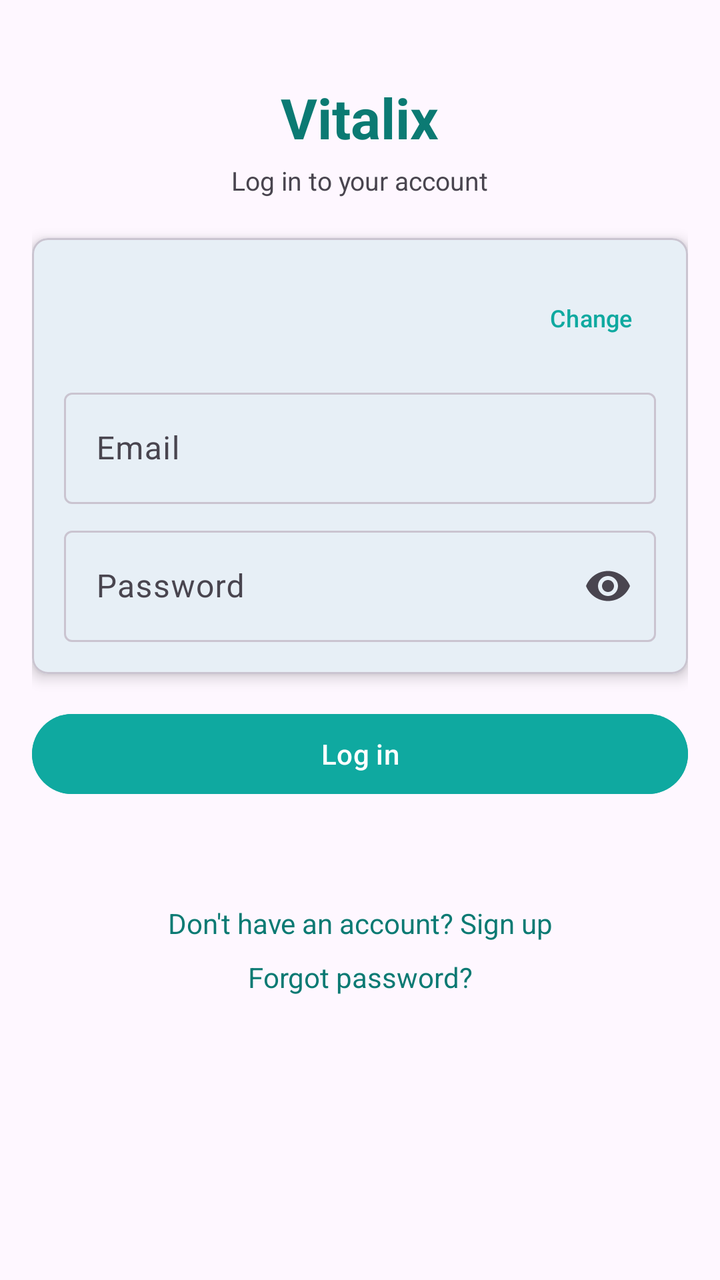
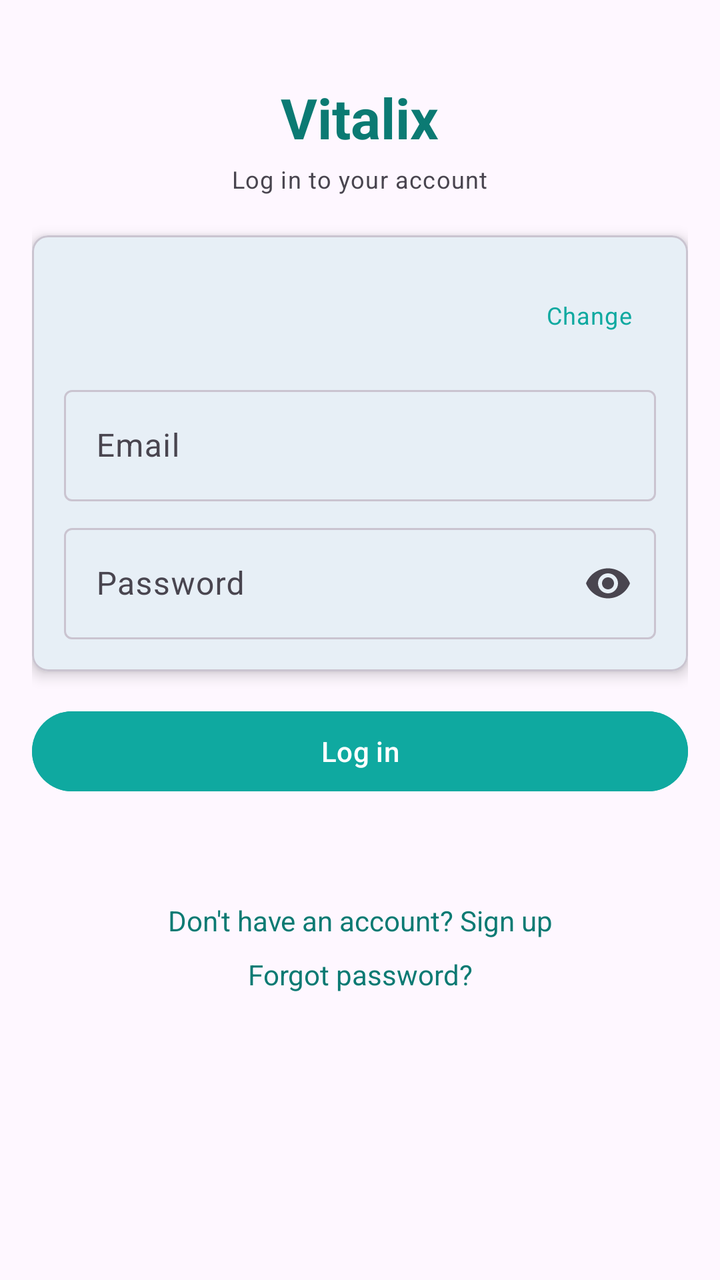

The first picture is an Android layout as it rendered before a commit; the second is the same layout after the commit. The layout source and the unified diff follow.
<!-- AndroidManifest.xml: activity theme Theme.Vitalix -->
<!-- res/layout/activity_login.xml -->
<?xml version="1.0" encoding="utf-8"?>
<ScrollView xmlns:android="http://schemas.android.com/apk/res/android"
    xmlns:app="http://schemas.android.com/apk/res-auto"
    android:layout_width="match_parent"
    android:layout_height="match_parent"
    android:padding="16dp">

    <LinearLayout
        android:layout_width="match_parent"
        android:layout_height="wrap_content"
        android:orientation="vertical">

        <TextView
            android:layout_width="wrap_content"
            android:layout_height="wrap_content"
            android:layout_gravity="center_horizontal"
            android:layout_marginTop="24dp"
            android:layout_marginBottom="4dp"
            android:text="Vitalix"
            android:textColor="@color/vital_teal_text"
            android:textSize="28sp"
            android:textStyle="bold" />

        <TextView
            android:layout_width="wrap_content"
            android:layout_height="wrap_content"
            android:layout_gravity="center_horizontal"
            android:layout_marginBottom="20dp"
            android:text="Log in to your account"
            android:textSize="13sp" />

        <com.google.android.material.card.MaterialCardView
            android:layout_width="match_parent"
            android:layout_height="wrap_content"
            android:layout_marginBottom="16dp"
            app:cardCornerRadius="8dp"
            app:cardElevation="4dp">

            <LinearLayout
                android:layout_width="match_parent"
                android:layout_height="wrap_content"
                android:orientation="vertical"
                android:padding="16dp">

                <LinearLayout
                    android:layout_width="match_parent"
                    android:layout_height="wrap_content"
                    android:layout_marginBottom="8dp"
                    android:gravity="center_vertical"
                    android:orientation="horizontal">

                    <TextView
                        android:id="@+id/txtServerUrl"
                        android:layout_width="0dp"
                        android:layout_height="wrap_content"
                        android:layout_weight="1"
                        android:ellipsize="middle"
                        android:singleLine="true"
                        android:textSize="12sp" />

                    <Button
                        android:id="@+id/btnChangeServerUrl"
                        style="?attr/borderlessButtonStyle"
                        android:layout_width="wrap_content"
                        android:layout_height="wrap_content"
                        android:minWidth="0dp"
                        android:text="Change"
                        android:textSize="12sp" />
                </LinearLayout>

                <com.google.android.material.textfield.TextInputLayout
                    style="@style/Widget.Material3.TextInputLayout.OutlinedBox"
                    android:layout_width="match_parent"
                    android:layout_height="wrap_content"
                    android:layout_marginBottom="8dp"
                    android:hint="Email">

                    <com.google.android.material.textfield.TextInputEditText
                        android:id="@+id/editEmail"
                        android:layout_width="match_parent"
                        android:layout_height="wrap_content"
                        android:inputType="textEmailAddress" />
                </com.google.android.material.textfield.TextInputLayout>

                <com.google.android.material.textfield.TextInputLayout
                    style="@style/Widget.Material3.TextInputLayout.OutlinedBox"
                    android:layout_width="match_parent"
                    android:layout_height="wrap_content"
                    android:hint="Password"
                    app:endIconMode="password_toggle">

                    <com.google.android.material.textfield.TextInputEditText
                        android:id="@+id/editPassword"
                        android:layout_width="match_parent"
                        android:layout_height="wrap_content"
                        android:inputType="textPassword" />
                </com.google.android.material.textfield.TextInputLayout>

            </LinearLayout>
        </com.google.android.material.card.MaterialCardView>

        <Button
            android:id="@+id/btnLogin"
            android:layout_width="match_parent"
            android:layout_height="wrap_content"
            android:layout_marginBottom="8dp"
            android:backgroundTint="@color/vital_teal"
            android:text="Log in"
            android:textColor="@color/white" />

        <com.google.android.material.progressindicator.CircularProgressIndicator
            android:id="@+id/progressLogin"
            android:layout_width="wrap_content"
            android:layout_height="wrap_content"
            android:layout_gravity="center_horizontal"
            android:layout_marginTop="8dp"
            android:indeterminate="true"
            android:visibility="gone" />

        <TextView
            android:id="@+id/txtStatus"
            android:layout_width="match_parent"
            android:layout_height="wrap_content"
            android:layout_marginTop="8dp"
            android:layout_marginBottom="16dp"
            android:textAlignment="center"
            android:textColor="@color/error_red" />

        <TextView
            android:id="@+id/linkSignup"
            android:layout_width="match_parent"
            android:layout_height="wrap_content"
            android:layout_marginBottom="8dp"
            android:text="Don't have an account? Sign up"
            android:textAlignment="center"
            android:textColor="@color/vital_teal_text" />

        <TextView
            android:id="@+id/linkForgot"
            android:layout_width="match_parent"
            android:layout_height="wrap_content"
            android:text="Forgot password?"
            android:textAlignment="center"
            android:textColor="@color/vital_teal_text" />

    </LinearLayout>
</ScrollView>
<!-- resources referenced by this layout -->
<resources>
  <color name="error_red">#B91C1C</color>
  <color name="vital_teal">#0FA9A0</color>
  <color name="vital_teal_text">#0B7A73</color>
  <color name="white">#FFFFFFFF</color>
  <style name="Theme.Vitalix" parent="Base.Theme.Vitalix" />
  <style name="Base.Theme.Vitalix" parent="Theme.Material3.DayNight.NoActionBar">
          <item name="colorPrimary">@color/vital_teal</item>
          <item name="colorOnPrimary">@color/white</item>
          <item name="colorSecondary">@color/pulse_green</item>
          <item name="colorOnSecondary">@color/black</item>
          <item name="android:colorBackground">@color/bg_app</item>
          <item name="colorSurface">@color/bg_surface</item>
          <item name="colorOnBackground">@color/text_primary</item>
          <item name="colorOnSurface">@color/text_primary</item>
          <item name="colorOnSurfaceVariant">@color/text_secondary</item>
          <item name="colorOutline">@color/outline_subtle</item>
          <item name="colorOutlineVariant">@color/outline_subtle</item>
      </style>
  <color name="pulse_green">#34D399</color>
  <color name="black">#FF000000</color>
  <color name="bg_app">#FFFEF7FF</color>
  <color name="bg_surface">#FFFEF7FF</color>
  <color name="text_primary">#FF1D1B20</color>
  <color name="text_secondary">#FF49454F</color>
  <color name="outline_subtle">#FFCAC4D0</color>
</resources>

<!-- the commit's change to res/layout/activity_login.xml (unified diff, before → after) -->
@@ -3,7 +3,7 @@
     xmlns:app="http://schemas.android.com/apk/res-auto"
     android:layout_width="match_parent"
     android:layout_height="match_parent"
-    android:padding="16dp">
+    android:padding="@dimen/space_16">
 
     <LinearLayout
         android:layout_width="match_parent"
@@ -14,8 +14,8 @@
             android:layout_width="wrap_content"
             android:layout_height="wrap_content"
             android:layout_gravity="center_horizontal"
-            android:layout_marginTop="24dp"
-            android:layout_marginBottom="4dp"
+            android:layout_marginTop="@dimen/space_24"
+            android:layout_marginBottom="@dimen/space_4"
             android:text="Vitalix"
             android:textColor="@color/vital_teal_text"
             android:textSize="28sp"
@@ -27,12 +27,12 @@
             android:layout_gravity="center_horizontal"
             android:layout_marginBottom="20dp"
             android:text="Log in to your account"
-            android:textSize="13sp" />
+            android:textAppearance="@style/Vitalix.Caption" />
 
         <com.google.android.material.card.MaterialCardView
             android:layout_width="match_parent"
             android:layout_height="wrap_content"
-            android:layout_marginBottom="16dp"
+            android:layout_marginBottom="@dimen/space_16"
             app:cardCornerRadius="8dp"
             app:cardElevation="4dp">
 
@@ -40,12 +40,12 @@
                 android:layout_width="match_parent"
                 android:layout_height="wrap_content"
                 android:orientation="vertical"
-                android:padding="16dp">
+                android:padding="@dimen/space_16">
 
                 <LinearLayout
                     android:layout_width="match_parent"
                     android:layout_height="wrap_content"
-                    android:layout_marginBottom="8dp"
+                    android:layout_marginBottom="@dimen/space_8"
                     android:gravity="center_vertical"
                     android:orientation="horizontal">
 
@@ -56,7 +56,7 @@
                         android:layout_weight="1"
                         android:ellipsize="middle"
                         android:singleLine="true"
-                        android:textSize="12sp" />
+                        android:textAppearance="@style/Vitalix.Caption" />
 
                     <Button
                         android:id="@+id/btnChangeServerUrl"
@@ -65,14 +65,14 @@
                         android:layout_height="wrap_content"
                         android:minWidth="0dp"
                         android:text="Change"
-                        android:textSize="12sp" />
+                        android:textAppearance="@style/Vitalix.Caption" />
                 </LinearLayout>
 
                 <com.google.android.material.textfield.TextInputLayout
                     style="@style/Widget.Material3.TextInputLayout.OutlinedBox"
                     android:layout_width="match_parent"
                     android:layout_height="wrap_content"
-                    android:layout_marginBottom="8dp"
+                    android:layout_marginBottom="@dimen/space_8"
                     android:hint="Email">
 
                     <com.google.android.material.textfield.TextInputEditText
@@ -103,7 +103,7 @@
             android:id="@+id/btnLogin"
             android:layout_width="match_parent"
             android:layout_height="wrap_content"
-            android:layout_marginBottom="8dp"
+            android:layout_marginBottom="@dimen/space_8"
             android:backgroundTint="@color/vital_teal"
             android:text="Log in"
             android:textColor="@color/white" />
@@ -113,7 +113,7 @@
             android:layout_width="wrap_content"
             android:layout_height="wrap_content"
             android:layout_gravity="center_horizontal"
-            android:layout_marginTop="8dp"
+            android:layout_marginTop="@dimen/space_8"
             android:indeterminate="true"
             android:visibility="gone" />
 
@@ -121,8 +121,8 @@
             android:id="@+id/txtStatus"
             android:layout_width="match_parent"
             android:layout_height="wrap_content"
-            android:layout_marginTop="8dp"
-            android:layout_marginBottom="16dp"
+            android:layout_marginTop="@dimen/space_8"
+            android:layout_marginBottom="@dimen/space_16"
             android:textAlignment="center"
             android:textColor="@color/error_red" />
 
@@ -130,7 +130,7 @@
             android:id="@+id/linkSignup"
             android:layout_width="match_parent"
             android:layout_height="wrap_content"
-            android:layout_marginBottom="8dp"
+            android:layout_marginBottom="@dimen/space_8"
             android:text="Don't have an account? Sign up"
             android:textAlignment="center"
             android:textColor="@color/vital_teal_text" />
<!-- resource entries referenced after the edit -->
@@ -4,6 +4,13 @@
   <color name="vital_teal">#0FA9A0</color>
   <color name="vital_teal_text">#0B7A73</color>
   <color name="white">#FFFFFFFF</color>
+  <dimen name="space_16">16dp</dimen>
+  <dimen name="space_24">24dp</dimen>
+  <dimen name="space_4">4dp</dimen>
+  <dimen name="space_8">8dp</dimen>
+  <style name="Vitalix.Caption" parent="TextAppearance.Material3.BodySmall">
+          <item name="android:textSize">12sp</item>
+      </style>
   <style name="Theme.Vitalix" parent="Base.Theme.Vitalix" />
   <style name="Base.Theme.Vitalix" parent="Theme.Material3.DayNight.NoActionBar">
           <item name="colorPrimary">@color/vital_teal</item>
